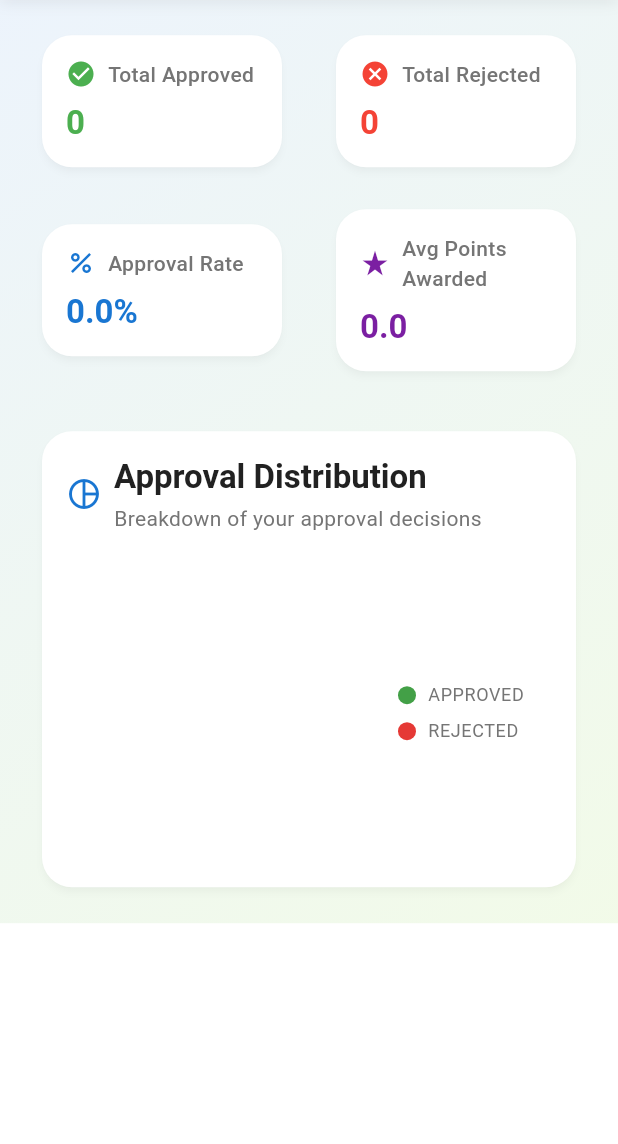
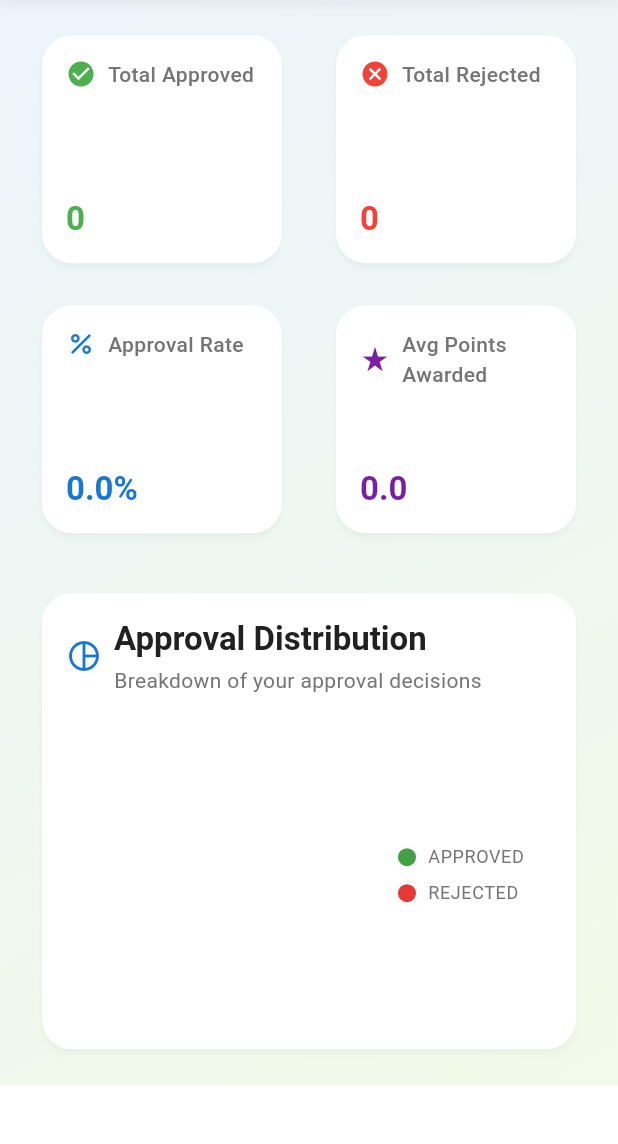
Before and after one commit to dweep-desai/SIH-2025, a Flutter app: the FacultyApprovalAnalyticsPage screen opened directly, on a phone screen of 412 x 824 dp, the part 92-1236 px from its top. Run offline on Flutter 3.47's test engine with Material 3 defaults, Android fonts, the phone set to English and light mode, and no system bars; drawn by our look-alikes of fl_chart; our stand-ins replace file_picker, firebase_auth, firebase_core, firebase_database, image_picker; accounts and stored records are empty.

Commit message:
Improved approval analytics UI

```diff
--- a/lib/pages/faculty_approval_analytics_page.dart
+++ b/lib/pages/faculty_approval_analytics_page.dart
@@ -333,9 +333,14 @@ class _FacultyApprovalAnalyticsPageState extends State<FacultyApprovalAnalyticsP
 
     return ModernFormComponents.buildModernCard(
       context: context,
-      child: Column(
-        crossAxisAlignment: CrossAxisAlignment.start,
-        children: [
+      child: ConstrainedBox(
+        constraints: BoxConstraints(
+          minHeight: ResponsiveUtils.getResponsiveSpacing(context, 120.0).toDouble(),
+        ),
+        child: Column(
+          crossAxisAlignment: CrossAxisAlignment.start,
+          mainAxisAlignment: MainAxisAlignment.spaceBetween,
+          children: [
           Row(
             children: [
               Icon(
@@ -366,6 +371,7 @@ class _FacultyApprovalAnalyticsPageState extends State<FacultyApprovalAnalyticsP
             ),
           ),
         ],
+        ),
       ),
     );
   }
```
